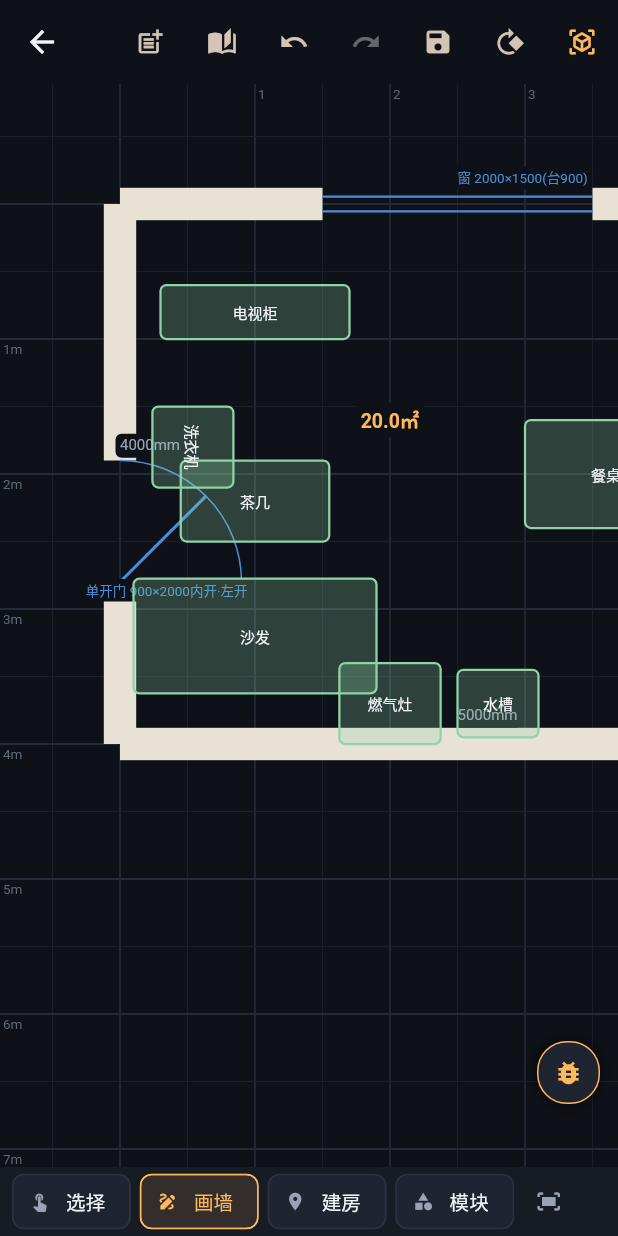
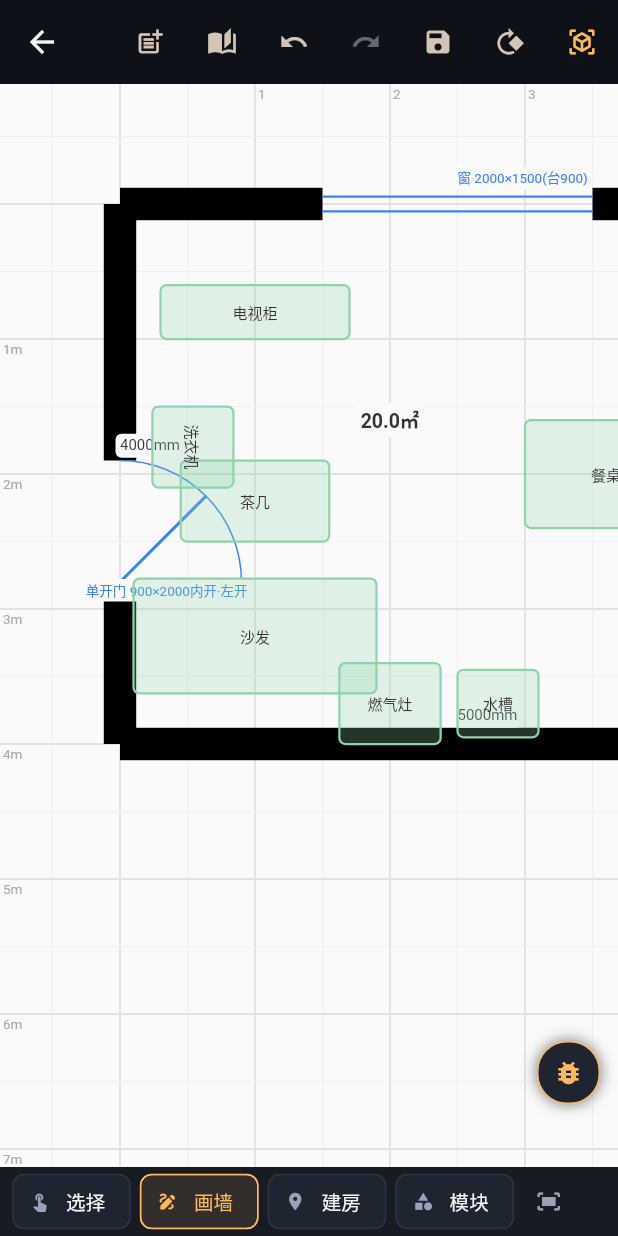
Before and after one commit to georgewu9/jiajia, a Flutter app: the FloorplanEditorPage screen opened directly, after a tap on the "auto stories" icon, on a phone screen of 412 x 824 dp. Run offline on Flutter 3.47's test engine with Material 3 defaults, Android fonts, the phone set to English and light mode, and no system bars; our stand-ins replace flutter_riverpod, webview_flutter; missing offline and left inert: webview_flutter_android.

Commit message:
feat(v0.1.26): 梁柱菜单精简为 7 件 + 2D/3D 亮色建筑风配色
- 梁柱菜单：新增类目「梁」（梁/风管/包管道/裸管/地台 5 件 + 5 个 72×72 线稿图标），
  菜单 = byCategories(['柱','梁']) 共 7 件；台面/五金 12 件移出菜单（仍留目录）
- FurnitureKind 加 beam/duct/pipeCase/barePipe/platform（enum+spec+labelOf+viewer.js CATALOG 四处同步）
- 2D：新建 presentation/plan_palette.dart（PlanPalette），_PlanPainter 全引用——
  背景 #FAFAFA / 墙 #000 / 门窗 #3B82F6 / 文字 #333 / 选中亮橙 #F97316；app 暗色主题未动
- 3D：viewer.js 顶部 COL 字典（天蓝 #88C9F2 / 白地 / 淡灰墙 #CFCFCF / 深框线 #1A1A1A /
  玻璃 #99CDE6 / 栏杆 #2B2B2B / 门框 #333），viewer.html 底色同步
- 测试：model_room_test 计数 37 件/梁柱 7 件；新增 plan_palette_test 6 例；全量 76 绿
- pubspec bump 1.0.26+26

```diff
--- a/lib/features/floorplan/domain/floor_plan.dart
+++ b/lib/features/floorplan/domain/floor_plan.dart
@@ -203,6 +203,13 @@ enum FurnitureKind {
 
   /// 弧形墙（模块·特殊墙窗；本版以薄墙段占位摆放，弧线绘制后续迭代）。
   arcWall,
+
+  // ---- 梁柱菜单构件（梁 / 风管 / 包管道 / 裸管 / 地台）----
+  beam,
+  duct,
+  pipeCase,
+  barePipe,
+  platform,
 }
 
 class FurnitureCatalog {
@@ -250,6 +257,12 @@ class FurnitureCatalog {
     FurnitureKind.switchPanel: (0.1, 0.1, 0.1, 0xE5C97A),
     FurnitureKind.landing: (1.2, 1.2, 0.15, 0x9AA4B8),
     FurnitureKind.arcWall: (2.0, 0.24, 2.8, 0x9C8B7A),
+    // 梁柱菜单构件（亮色建筑风占位色，3D 侧 viewer.js CATALOG 同步）
+    FurnitureKind.beam: (2.4, 0.30, 0.35, 0xCFCFCF),
+    FurnitureKind.duct: (1.2, 0.40, 0.35, 0xD8D8D8),
+    FurnitureKind.pipeCase: (0.35, 0.35, 2.8, 0xE3E3E3),
+    FurnitureKind.barePipe: (0.15, 0.15, 2.8, 0xBFC6CE),
+    FurnitureKind.platform: (1.5, 1.2, 0.15, 0xE8E8E8),
   };
 
   /// 家具工具栏可选种类（不含素材模型 asset —— 走「素材」入口）。
@@ -318,6 +331,11 @@ class FurnitureCatalog {
       FurnitureKind.switchPanel: '开关',
       FurnitureKind.landing: '平台',
       FurnitureKind.arcWall: '弧形墙',
+      FurnitureKind.beam: '梁',
+      FurnitureKind.duct: '风管',
+      FurnitureKind.pipeCase: '包管道',
+      FurnitureKind.barePipe: '裸管',
+      FurnitureKind.platform: '地台',
     };
     // 防崩：新加的 kind 若漏补 label（names 缺键），`!` 会空指针崩画布。
     return names[k] ?? k.name;
--- a/lib/features/floorplan/domain/model_items.dart
+++ b/lib/features/floorplan/domain/model_items.dart
@@ -58,6 +58,7 @@ class ModelItems {
     '门',
     '窗',
     '柱',
+    '梁', // 梁/风管/包管道/裸管/地台（梁柱菜单另 5 件，设计稿称 beam）
     '楼梯',
     '台面/五金',
     '特殊墙窗',
@@ -218,6 +219,47 @@ class ModelItems {
       place: ModelPlace.floor,
       floorKind: FurnitureKind.roundPillar,
     ),
+    // ---------- 梁（梁柱菜单：梁/风管/包管道/裸管/地台）----------
+    ModelSpec(
+      id: 'liang',
+      category: '梁',
+      label: '梁',
+      icon: 'assets/models2d/icon_liang.png',
+      place: ModelPlace.floor,
+      floorKind: FurnitureKind.beam,
+    ),
+    ModelSpec(
+      id: 'fengguan',
+      category: '梁',
+      label: '风管',
+      icon: 'assets/models2d/icon_fengguan.png',
+      place: ModelPlace.floor,
+      floorKind: FurnitureKind.duct,
+    ),
+    ModelSpec(
+      id: 'baoguandao',
+      category: '梁',
+      label: '包管道',
+      icon: 'assets/models2d/icon_baoguandao.png',
+      place: ModelPlace.floor,
+      floorKind: FurnitureKind.pipeCase,
+    ),
+    ModelSpec(
+      id: 'laoguan',
+      category: '梁',
+      label: '裸管',
+      icon: 'assets/models2d/icon_laoguan.png',
+      place: ModelPlace.floor,
+      floorKind: FurnitureKind.barePipe,
+    ),
+    ModelSpec(
+      id: 'ditai',
+      category: '梁',
+      label: '地台',
+      icon: 'assets/models2d/icon_ditai.png',
+      place: ModelPlace.floor,
+      floorKind: FurnitureKind.platform,
+    ),
     // ---------- 楼梯 ----------
     ModelSpec(
       id: 'zhilouti',
@@ -371,7 +413,8 @@ class ModelItems {
   static List<ModelSpec> ofCategory(String c) =>
       all.where((m) => m.category == c).toList(growable: false);
 
-  /// 多类合并（模块·梁柱 = 柱 + 台面/五金）。
+  /// 多类合并（模块·梁柱 = 柱 + 梁，共 7 件：方柱/圆柱 + 梁/风管/包管道/裸管/地台）。
+  /// 台面/五金（12 件）不再进梁柱菜单。
   static List<ModelSpec> byCategories(Iterable<String> cs) =>
       all.where((m) => cs.contains(m.category)).toList(growable: false);
 }
--- a/lib/features/floorplan/presentation/floorplan_editor.dart
+++ b/lib/features/floorplan/presentation/floorplan_editor.dart
@@ -10,6 +10,7 @@ import '../domain/floor_plan.dart';
 import '../domain/model_assets.dart';
 import '../domain/model_items.dart';
 import '../state/editor_doc.dart';
+import 'plan_palette.dart';
 import '../../viewer3d/viewer3d_page.dart';
 
 enum EditorTool { wall, select, opening, furniture, erase }
@@ -581,7 +582,7 @@ class _FloorplanEditorPageState extends ConsumerState<FloorplanEditorPage> {
                   Icons.architecture,
                   () => _openModuleModelsSheet(
                     '梁柱 · 素材',
-                    ModelItems.byCategories(['柱', '台面/五金']),
+                    ModelItems.byCategories(['柱', '梁']),
                   ),
                 ),
                 _moduleEntry(
@@ -3045,7 +3046,7 @@ class _PlanPainter extends CustomPainter {
 
   @override
   void paint(Canvas canvas, Size size) {
-    canvas.drawColor(JiajiaColors.bgBase, BlendMode.src);
+    canvas.drawColor(PlanPalette.bg, BlendMode.src);
     _paintGrid(canvas, size);
     if (rooms.isNotEmpty && showAreas) _paintRooms(canvas);
     _paintWalls(canvas);
@@ -3055,7 +3056,7 @@ class _PlanPainter extends CustomPainter {
     if (draft != null) _paintWallDraft(canvas, draft!.$1, draft!.$2);
   }
 
-  /// 选中房间：外轮廓高亮（accent 描边 + 半透明填充）。
+  /// 选中房间：外轮廓高亮（亮橙描边 + 半透明填充）。
   void _paintSelRoom(Canvas canvas) {
     final i = int.tryParse(sel!.id.replaceFirst('room:', ''));
     if (i == null || i < 0 || i >= rooms.length) return;
@@ -3071,13 +3072,13 @@ class _PlanPainter extends CustomPainter {
     canvas.drawPath(
       path,
       Paint()
-        ..color = JiajiaColors.sel.withValues(alpha: 0.14)
+        ..color = PlanPalette.sel.withValues(alpha: 0.14)
         ..style = PaintingStyle.fill,
     );
     canvas.drawPath(
       path,
       Paint()
-        ..color = JiajiaColors.sel
+        ..color = PlanPalette.sel
         ..strokeWidth = 2
         ..style = PaintingStyle.stroke,
     );
@@ -3092,7 +3093,7 @@ class _PlanPainter extends CustomPainter {
         text: TextSpan(
           text: '${m2.toStringAsFixed(1)}㎡',
           style: const TextStyle(
-            color: JiajiaColors.accent,
+            color: PlanPalette.text,
             fontSize: 13,
             fontWeight: FontWeight.w600,
           ),
@@ -3117,14 +3118,14 @@ class _PlanPainter extends CustomPainter {
       final major = (x % 1.0).abs() < 0.01 || (x % 1.0 - 1).abs() < 0.01;
       final px = cam.toScreen(Vec2(x, 0)).dx;
       final paint = Paint()
-        ..color = major ? JiajiaColors.gridMajor : JiajiaColors.gridMinor
+        ..color = major ? PlanPalette.gridMajor : PlanPalette.gridMinor
         ..strokeWidth = major ? 1.2 : 0.7;
       canvas.drawLine(Offset(px, 0), Offset(px, size.height), paint);
       if (major && x.abs() > 0.01) {
         final tp = TextPainter(
           text: TextSpan(
             text: '${(x / 1.0).round()}',
-            style: const TextStyle(color: JiajiaColors.text3, fontSize: 9),
+            style: const TextStyle(color: PlanPalette.gridText, fontSize: 9),
           ),
           textDirection: TextDirection.ltr,
         )..layout();
@@ -3135,14 +3136,14 @@ class _PlanPainter extends CustomPainter {
       final major = (y % 1.0).abs() < 0.01 || (y % 1.0 - 1).abs() < 0.01;
       final py = cam.toScreen(Vec2(0, y)).dy;
       final paint = Paint()
-        ..color = major ? JiajiaColors.gridMajor : JiajiaColors.gridMinor
+        ..color = major ? PlanPalette.gridMajor : PlanPalette.gridMinor
         ..strokeWidth = major ? 1.2 : 0.7;
       canvas.drawLine(Offset(0, py), Offset(size.width, py), paint);
       if (major && y.abs() > 0.01) {
         final tp = TextPainter(
           text: TextSpan(
             text: '${(y / 1.0).round()}m',
-            style: const TextStyle(color: JiajiaColors.text3, fontSize: 9),
+            style: const TextStyle(color: PlanPalette.gridText, fontSize: 9),
           ),
           textDirection: TextDirection.ltr,
         )..layout();
@@ -3181,16 +3182,16 @@ class _PlanPainter extends CustomPainter {
           path,
           Paint()
             ..color = sel?.id == w.id
-                ? JiajiaColors.wallSelected
-                : JiajiaColors.wall,
+                ? PlanPalette.sel
+                : PlanPalette.wall,
         );
         // 尺寸标注（mm）
         final mid = (p0o + p0i + p1o + p1i) / 4;
         final tp = TextPainter(
           text: TextSpan(
             text: '${toMm(w.length)}mm',
-            style: TextStyle(
-              color: sel?.id == w.id ? JiajiaColors.sel : JiajiaColors.text2,
+            style: const TextStyle(
+              color: PlanPalette.text,
               fontSize: 10,
             ),
           ),
@@ -3206,7 +3207,7 @@ class _PlanPainter extends CustomPainter {
   }
 
   void _paintLabelBg(Canvas canvas, Offset p, TextPainter tp) {
-    final paint = Paint()..color = JiajiaColors.bgBase;
+    final paint = Paint()..color = PlanPalette.bg;
     canvas.drawRRect(
       RRect.fromRectAndRadius(
         Rect.fromLTRB(
@@ -3237,9 +3238,9 @@ class _PlanPainter extends CustomPainter {
       final hB = p0 + vec * t1; // 开洞终点
       final oPx = o.width * cam.ppm;
 
-      // 选中开洞 → 亮黄高亮（v0.1.18）；门扇方向随 内开/外开（side ±1）
+      // 选中开洞 → 亮橙高亮；门扇方向随 内开/外开（side ±1）
       final openColor =
-          sel?.id == o.id ? JiajiaColors.sel : JiajiaColors.opening;
+          sel?.id == o.id ? PlanPalette.sel : PlanPalette.opening;
       final swingSide = o.outSwing ? -1.0 : 1.0;
 
       final paint = Paint()
@@ -3316,7 +3317,7 @@ class _PlanPainter extends CustomPainter {
     double _,
     double radius, {
     double side = 1,
-    Color color = JiajiaColors.opening,
+    Color color = PlanPalette.opening,
   }) {
     final paint = Paint()
       ..color = color
@@ -3368,7 +3369,7 @@ class _PlanPainter extends CustomPainter {
       text: TextSpan(
         text: o.label,
         style: TextStyle(
-          color: color ?? JiajiaColors.opening,
+          color: color ?? PlanPalette.opening,
           fontSize: 9,
           height: 1.2,
         ),
@@ -3412,7 +3413,7 @@ class _PlanPainter extends CustomPainter {
       final w = fw * cam.ppm;
       final h = fd * cam.ppm;
       final selected = sel?.id == i.id;
-      final color = selected ? JiajiaColors.sel : JiajiaColors.furniture;
+      final color = selected ? PlanPalette.sel : JiajiaColors.furniture;
       canvas.save();
       canvas.translate(p.dx, p.dy);
       canvas.rotate(i.rotationDeg * math.pi / 180);
@@ -3435,7 +3436,7 @@ class _PlanPainter extends CustomPainter {
       final tp = TextPainter(
         text: TextSpan(
           text: label,
-          style: TextStyle(color: JiajiaColors.text1, fontSize: 10),
+          style: TextStyle(color: PlanPalette.text, fontSize: 10),
         ),
         textDirection: TextDirection.ltr,
       )..layout();
@@ -3451,11 +3452,11 @@ class _PlanPainter extends CustomPainter {
     final p0 = cam.toScreen(w.a);
     final p1 = cam.toScreen(w.b);
     final paint = Paint()
-      ..color = JiajiaColors.accent
+      ..color = PlanPalette.sel
       ..strokeWidth = 3;
     canvas.drawLine(p0, p1, paint);
     for (final e in [p0, p1]) {
-      canvas.drawCircle(e, 5, Paint()..color = JiajiaColors.accent);
+      canvas.drawCircle(e, 5, Paint()..color = PlanPalette.sel);
     }
   }
 
@@ -3464,7 +3465,7 @@ class _PlanPainter extends CustomPainter {
     final p0 = cam.toScreen(a);
     final p1 = cam.toScreen(b);
     final paint = Paint()
-      ..color = JiajiaColors.accent
+      ..color = PlanPalette.opening
       ..strokeWidth = 3
       ..style = PaintingStyle.stroke;
     canvas.drawLine(p0, p1, paint);
@@ -3473,7 +3474,7 @@ class _PlanPainter extends CustomPainter {
         e,
         6,
         Paint()
-          ..color = JiajiaColors.accent
+          ..color = PlanPalette.opening
           ..style = PaintingStyle.stroke
           ..strokeWidth = 2,
       );
@@ -3482,7 +3483,7 @@ class _PlanPainter extends CustomPainter {
     final tp = TextPainter(
       text: TextSpan(
         text: '${toMm(a.distanceTo(b))}mm',
-        style: const TextStyle(color: JiajiaColors.accent, fontSize: 12),
+        style: const TextStyle(color: PlanPalette.text, fontSize: 12),
       ),
       textDirection: TextDirection.ltr,
     )..layout();
--- /dev/null
+++ b/lib/features/floorplan/presentation/plan_palette.dart
@@ -0,0 +1,33 @@
+import 'package:flutter/material.dart';
+
+/// 2D 平面画布配色（v0.1.26 亮色建筑风，设计稿「图3」）。
+///
+/// 只作用于 [_PlanPainter] 的绘制层：app 整体仍是暗色主题
+/// （[JiajiaColors] / [JiajiaTheme.dark] 不动），所以这些色不进 JiajiaColors。
+class PlanPalette {
+  const PlanPalette._();
+
+  /// 画布背景 #FAFAFA（原 JiajiaColors.bgBase #0E1117）
+  static const Color bg = Color(0xFFFAFAFA);
+
+  /// 墙体线 #000000（原 JiajiaColors.wall #E8E2D5）
+  static const Color wall = Color(0xFF000000);
+
+  /// 门窗线 #3B82F6（原 JiajiaColors.opening #4A90D9）
+  static const Color opening = Color(0xFF3B82F6);
+
+  /// 面积 / 尺寸 / 标签文字 #333333（原 JiajiaColors.text2 #9AA3B5）
+  static const Color text = Color(0xFF333333);
+
+  /// 次网格（亮底需浅灰，原 JiajiaColors.gridMinor 是深色）
+  static const Color gridMinor = Color(0xFFF0F0F0);
+
+  /// 主网格（原 JiajiaColors.gridMajor）
+  static const Color gridMajor = Color(0xFFE2E2E2);
+
+  /// 网格刻度文字
+  static const Color gridText = Color(0xFFAAAAAA);
+
+  /// 选中高亮：原亮黄 #FFD60A 在 #FAFAFA 上几乎不可见，改亮橙。
+  static const Color sel = Color(0xFFF97316);
+}
--- a/pubspec.yaml
+++ b/pubspec.yaml
@@ -16,7 +16,7 @@ publish_to: 'none' # Remove this line if you wish to publish to pub.dev
 # https://developer.apple.com/library/archive/documentation/General/Reference/InfoPlistKeyReference/Articles/CoreFoundationKeys.html
 # In Windows, build-name is used as the major, minor, and patch parts
 # of the product and file versions while build-number is used as the build suffix.
-version: 1.0.22+22
+version: 1.0.26+26
 
 environment:
   sdk: ^3.13.7
```
Also changed, not shown: assets/models2d/icon_baoguandao.png (added), assets/models2d/icon_ditai.png (added), assets/models2d/icon_fengguan.png (added), assets/models2d/icon_laoguan.png (added), assets/models2d/icon_liang.png (added), 5 other files.
